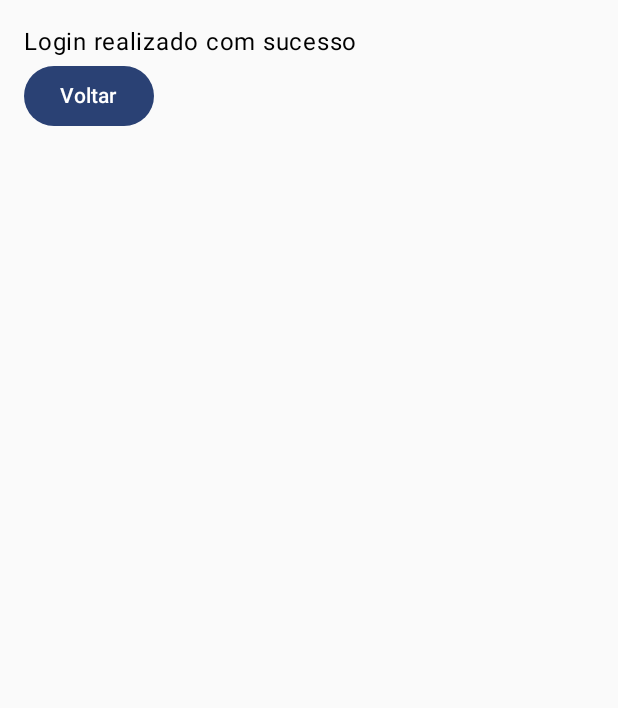
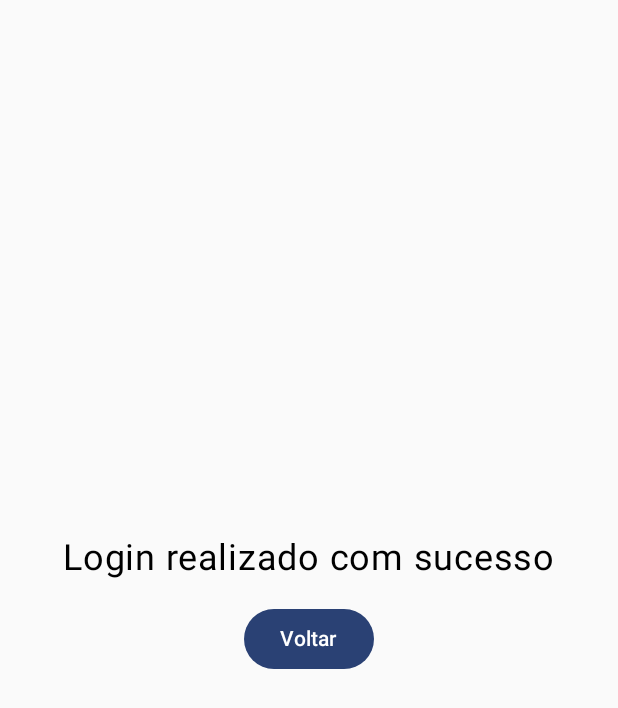
Before and after one commit to Matheus2037/FirebaseAuth-App-Android, an Android app built with Jetpack Compose: the home screen opened through its navigation route, on a phone screen of 412 x 824 dp. Shown: the top 708 px of the screen. Run offline under Robolectric (Android 15) with nearby library versions, the phone set to English and light mode, and no system bars; our stand-ins replace Firebase (no records; nobody signed in at launch, a user with empty details on screens opened directly).

Commit message:
Centralizando elementos Home

```diff
--- a/app/src/main/java/com/example/firebaseauth_app/Screen/HomeScreen.kt
+++ b/app/src/main/java/com/example/firebaseauth_app/Screen/HomeScreen.kt
@@ -1,23 +1,36 @@
 package com.example.firebaseauth_app.Screen
 
+import androidx.compose.foundation.layout.Arrangement
 import androidx.compose.foundation.layout.Column
+import androidx.compose.foundation.layout.fillMaxSize
 import androidx.compose.foundation.layout.padding
 import androidx.compose.material3.Button
 import androidx.compose.material3.Text
 import androidx.compose.runtime.Composable
+import androidx.compose.ui.Alignment
 import androidx.compose.ui.Modifier
+import androidx.compose.ui.platform.LocalContext
+import androidx.compose.ui.tooling.preview.Preview
 import androidx.compose.ui.unit.dp
+import androidx.compose.ui.unit.sp
 import androidx.navigation.NavController
 import com.google.firebase.auth.FirebaseAuth
 
 
 @Composable
 fun HomeScreen(navController: NavController){
-    Column(Modifier.padding(16.dp)){
+    Column(
+        Modifier.fillMaxSize().padding(16.dp),
+        horizontalAlignment = Alignment.CenterHorizontally,
+        verticalArrangement = Arrangement.Center
+    ){
 
-        Text(text = "Login realizado com sucesso")
+        Text(text = "Login realizado com sucesso", fontSize = 24.sp)
 
-        Button(onClick = {
+
+        Button(
+            modifier = Modifier.padding(16.dp),
+            onClick = {
             FirebaseAuth.getInstance().signOut()
             navController.navigate("login"){
                 popUpTo("home") { inclusive = true }
@@ -27,3 +40,9 @@ fun HomeScreen(navController: NavController){
         }
     }
 }
+
+@Preview(showBackground = true)
+@Composable
+fun HomeScreenPreview() {
+    HomeScreen(navController = NavController(LocalContext.current))
+}
```
